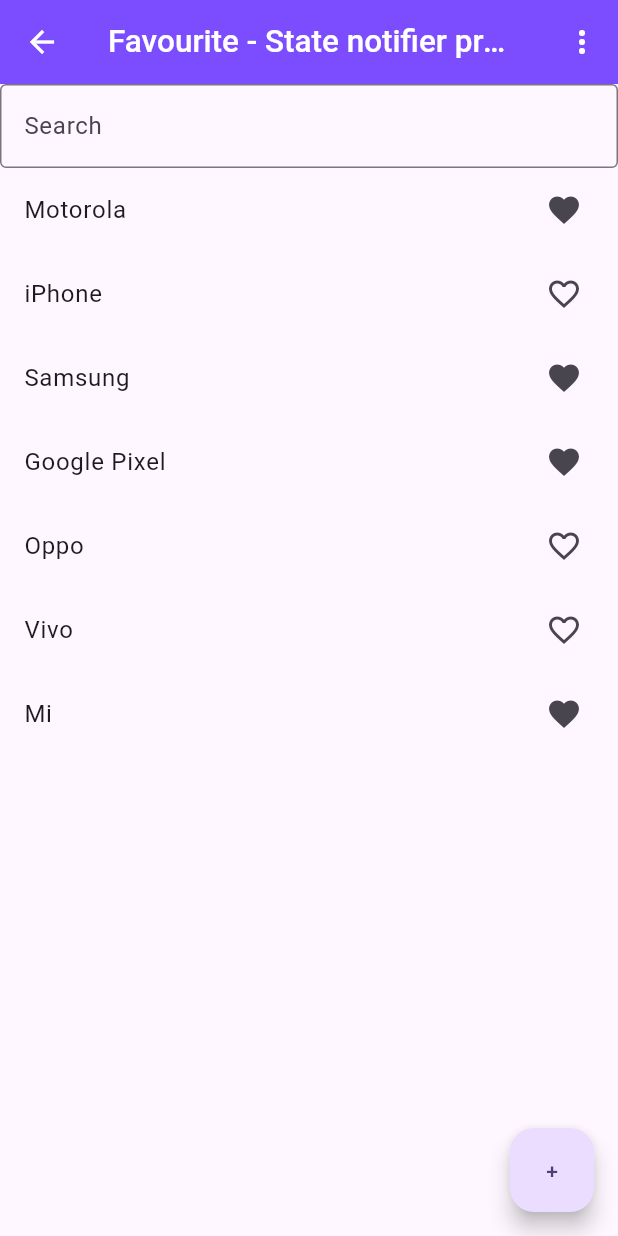
After one commit to techyNouman/flutter_riverpod_samples, a Flutter app: the FavouriteScreen screen opened directly, after a tap on an icon or button, on a phone screen of 412 x 824 dp. The commit adds this screen. Run offline on Flutter 3.47's test engine with Material 3 defaults, Android fonts, the phone set to English and light mode, and no system bars; our stand-ins replace flutter_riverpod.

Commit message:
favorite screen

```diff
--- /dev/null
+++ b/lib/providers/favourite_provider.dart
@@ -0,0 +1,52 @@
+import 'package:flutter_riverpod/flutter_riverpod.dart';
+import 'package:flutter_riverpod_samples/models/favourite_item.dart';
+import 'package:flutter_riverpod_samples/providers/favourite_state.dart';
+
+final favouriteProvider =
+    StateNotifierProvider<FavouriteNotifier, FavouriteState>((ref) {
+      return FavouriteNotifier();
+    });
+
+class FavouriteNotifier extends StateNotifier<FavouriteState> {
+  FavouriteNotifier()
+    : super(FavouriteState(allItems: [], filteredItems: [], search: ''));
+
+  void addItem() {
+    List<FavouriteItem> items = [
+      FavouriteItem(id: 1, name: 'Motorola', fav: true),
+      FavouriteItem(id: 2, name: 'iPhone', fav: false),
+      FavouriteItem(id: 3, name: 'Samsung', fav: true),
+      FavouriteItem(id: 4, name: 'Google Pixel', fav: true),
+      FavouriteItem(id: 5, name: 'Oppo', fav: false),
+      FavouriteItem(id: 6, name: 'Vivo', fav: false),
+      FavouriteItem(id: 7, name: 'Mi', fav: true),
+    ];
+    state = state.copyWith(allItems: items.toList(), filteredItems: items.toList());
+  }
+
+  void filterList(String query) {
+    state = state.copyWith(filteredItems: _filterItems(state.allItems, query));
+  }
+
+  void favourite(String option) {
+    state = state.copyWith(filteredItems: _favouriteItems(state.allItems, option));
+  }
+
+  List<FavouriteItem> _filterItems(List<FavouriteItem> items, String query) {
+    if (query.isEmpty) {
+      return items;
+    }
+    return items
+        .where((item) => item.name.toLowerCase().contains(query.toLowerCase()))
+        .toList();
+  }
+
+  List<FavouriteItem> _favouriteItems(List<FavouriteItem> items, String option) {
+    if (option == 'All') {
+      return items;
+    }
+    return items
+        .where((item) => item.fav == true)
+        .toList();
+  }
+}
--- /dev/null
+++ b/lib/providers/favourite_state.dart
@@ -0,0 +1,25 @@
+import 'package:flutter_riverpod_samples/models/favourite_item.dart';
+
+class FavouriteState {
+  final List<FavouriteItem> allItems;
+  final List<FavouriteItem> filteredItems;
+  final String search;
+
+  FavouriteState({
+    required this.allItems,
+    required this.filteredItems,
+    required this.search,
+  });
+
+  FavouriteState copyWith({
+    List<FavouriteItem>? allItems,
+    List<FavouriteItem>? filteredItems,
+    String? search,
+  }) {
+    return FavouriteState(
+      allItems: allItems ?? this.allItems,
+      filteredItems: filteredItems ?? this.filteredItems,
+      search: search ?? this.search,
+    );
+  }
+}
--- /dev/null
+++ b/lib/screens/favourite_screen.dart
@@ -0,0 +1,68 @@
+import 'package:flutter/material.dart';
+import 'package:flutter_riverpod/flutter_riverpod.dart';
+import 'package:flutter_riverpod_samples/providers/favourite_provider.dart';
+
+class FavouriteScreen extends ConsumerWidget {
+  const FavouriteScreen({super.key});
+
+  @override
+  Widget build(BuildContext context, WidgetRef ref) {
+    final favList = ref.watch(favouriteProvider);
+    return Scaffold(
+      appBar: AppBar(
+        title: Text("Favourite - State notifier provider"),
+        actions: [
+          PopupMenuButton<String>(
+            onSelected: (value) {
+              ref.read(favouriteProvider.notifier).favourite(value);
+            },
+            itemBuilder: (BuildContext context) {
+              return const [
+                PopupMenuItem(value: 'All', child: Text('All')),
+                PopupMenuItem(value: 'Favourite', child: Text('Favourite')),
+              ];
+            },
+          ),
+        ],
+      ),
+      floatingActionButton: FloatingActionButton(
+        onPressed: () {
+          ref.read(favouriteProvider.notifier).addItem();
+        },
+        child: Text('+'),
+      ),
+      body: Column(
+        children: [
+          TextField(
+            decoration: InputDecoration(
+              hintText: 'Search',
+              border: OutlineInputBorder(),
+            ),
+            onChanged: (value) {
+              ref.read(favouriteProvider.notifier).filterList(value);
+            },
+          ),
+          Expanded(
+            child:
+                favList.filteredItems.isEmpty
+                    ? const Center(child: Text("No records found."))
+                    : ListView.builder(
+                      itemCount: favList.filteredItems.length,
+                      itemBuilder: (ctx, i) {
+                        final favItem = favList.filteredItems[i];
+                        return ListTile(
+                          title: Text(favItem.name),
+                          trailing: Icon(
+                            favItem.fav
+                                ? Icons.favorite
+                                : Icons.favorite_border,
+                          ),
+                        );
+                      },
+                    ),
+          ),
+        ],
+      ),
+    );
+  }
+}
```
Also changed, not shown: lib/models/favourite_item.dart (added, +16 -0 lines), lib/screens/home_screen.dart (+9 -1 lines).
